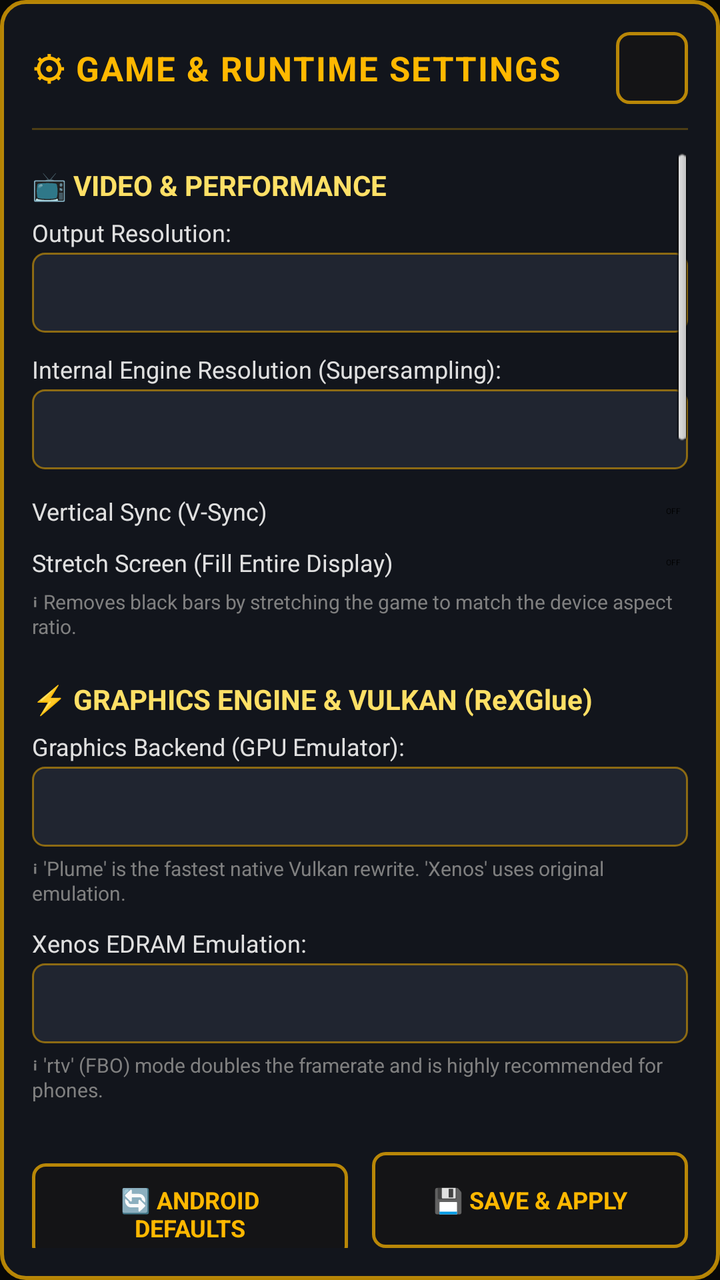
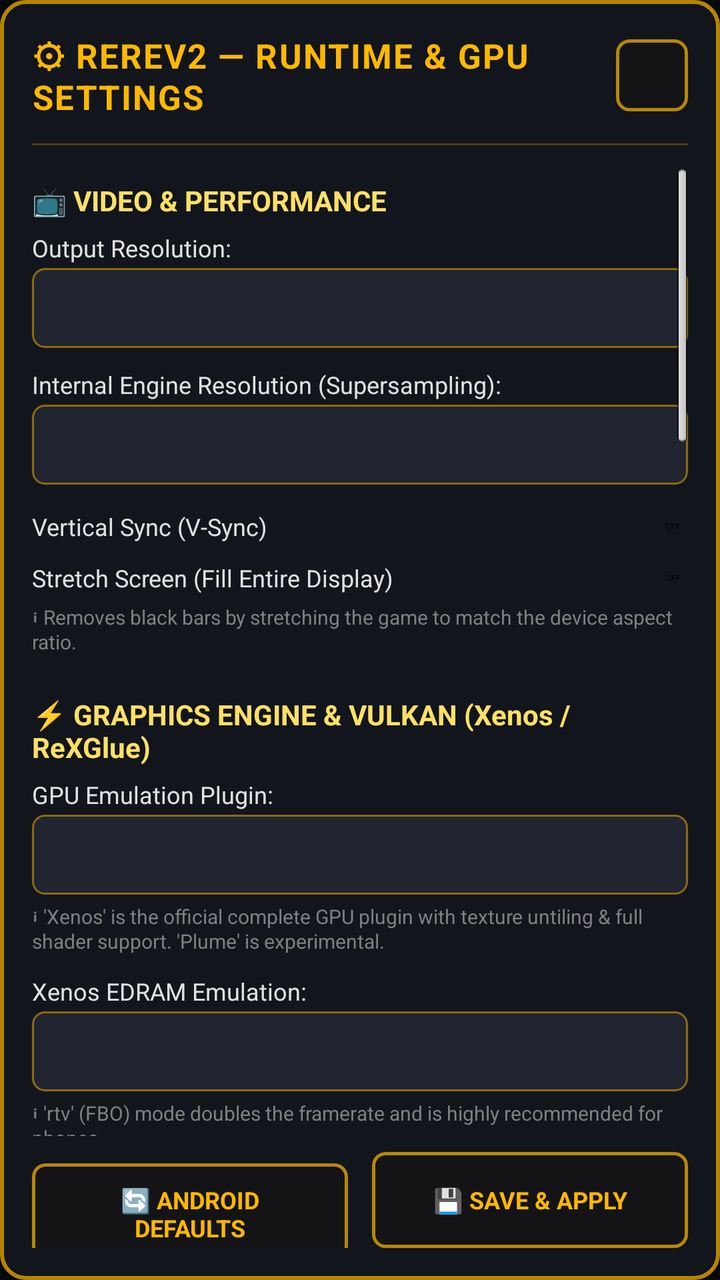

Before-and-after screenshots of an Android layout around one commit, followed by the original layout XML and the change that was made.
<!-- AndroidManifest.xml: application theme Theme.NFSMW.Title -->
<!-- res/layout/dialog_settings.xml -->
<?xml version="1.0" encoding="utf-8"?>
<LinearLayout xmlns:android="http://schemas.android.com/apk/res/android"
    android:layout_width="match_parent"
    android:layout_height="match_parent"
    android:orientation="vertical"
    android:background="@drawable/dialog_settings_bg"
    android:padding="16dp">

    
    <LinearLayout
        android:layout_width="match_parent"
        android:layout_height="wrap_content"
        android:orientation="horizontal"
        android:gravity="center_vertical"
        android:paddingBottom="12dp">

        <TextView
            android:layout_width="0dp"
            android:layout_height="wrap_content"
            android:layout_weight="1"
            android:text="⚙ GAME &amp; RUNTIME SETTINGS"
            android:textColor="@color/nfsmw_amber"
            android:textSize="17sp"
            android:textStyle="bold"
            android:letterSpacing="0.04" />

        <Button
            android:id="@+id/btn_close_settings"
            android:layout_width="36dp"
            android:layout_height="36dp"
            android:background="@drawable/rom_button_bg"
            android:text="✕"
            android:textColor="@color/nfsmw_amber"
            android:textSize="14sp"
            android:textStyle="bold" />
    </LinearLayout>

    <View
        android:layout_width="match_parent"
        android:layout_height="1dp"
        android:background="#40FFB800"
        android:layout_marginBottom="10dp" />

    
    <ScrollView
        android:layout_width="match_parent"
        android:layout_height="0dp"
        android:layout_weight="1"
        android:fillViewport="true">

        <LinearLayout
            android:layout_width="match_parent"
            android:layout_height="wrap_content"
            android:orientation="vertical"
            android:paddingBottom="16dp">

            
            
            
            <TextView
                android:layout_width="wrap_content"
                android:layout_height="wrap_content"
                android:text="📺 VIDEO &amp; PERFORMANCE"
                android:textColor="@color/nfsmw_amber_light"
                android:textSize="14sp"
                android:textStyle="bold"
                android:layout_marginTop="8dp"
                android:layout_marginBottom="6dp" />

            
            <TextView
                android:layout_width="wrap_content"
                android:layout_height="wrap_content"
                android:text="Output Resolution:"
                android:textColor="#E0E0E0"
                android:textSize="12sp"
                android:layout_marginBottom="2dp" />

            <Spinner
                android:id="@+id/sp_resolution"
                android:layout_width="match_parent"
                android:layout_height="40dp"
                android:background="@drawable/spinner_bg"
                android:layout_marginBottom="10dp" />

            
            <TextView
                android:layout_width="wrap_content"
                android:layout_height="wrap_content"
                android:text="Internal Engine Resolution (Supersampling):"
                android:textColor="#E0E0E0"
                android:textSize="12sp"
                android:layout_marginBottom="2dp" />

            <Spinner
                android:id="@+id/sp_resolution_scale"
                android:layout_width="match_parent"
                android:layout_height="40dp"
                android:background="@drawable/spinner_bg"
                android:layout_marginBottom="10dp" />

            
            <LinearLayout
                android:layout_width="match_parent"
                android:layout_height="wrap_content"
                android:orientation="horizontal"
                android:gravity="center_vertical"
                android:layout_marginBottom="4dp">

                <TextView
                    android:layout_width="0dp"
                    android:layout_height="wrap_content"
                    android:layout_weight="1"
                    android:text="Vertical Sync (V-Sync)"
                    android:textColor="#E0E0E0"
                    android:textSize="12sp" />

                <Switch
                    android:id="@+id/sw_vsync"
                    android:layout_width="wrap_content"
                    android:layout_height="wrap_content" />
            </LinearLayout>

            
            <LinearLayout
                android:layout_width="match_parent"
                android:layout_height="wrap_content"
                android:orientation="horizontal"
                android:gravity="center_vertical"
                android:layout_marginBottom="2dp">

                <TextView
                    android:layout_width="0dp"
                    android:layout_height="wrap_content"
                    android:layout_weight="1"
                    android:text="Stretch Screen (Fill Entire Display)"
                    android:textColor="#E0E0E0"
                    android:textSize="12sp" />

                <Switch
                    android:id="@+id/sw_stretch_screen"
                    android:layout_width="wrap_content"
                    android:layout_height="wrap_content" />
            </LinearLayout>

            <TextView
                android:layout_width="match_parent"
                android:layout_height="wrap_content"
                android:text="ℹ Removes black bars by stretching the game to match the device aspect ratio."
                android:textColor="#808080"
                android:textSize="10sp"
                android:layout_marginBottom="12dp" />

            
            
            
            <TextView
                android:layout_width="wrap_content"
                android:layout_height="wrap_content"
                android:text="⚡ GRAPHICS ENGINE &amp; VULKAN (ReXGlue)"
                android:textColor="@color/nfsmw_amber_light"
                android:textSize="14sp"
                android:textStyle="bold"
                android:layout_marginTop="8dp"
                android:layout_marginBottom="6dp" />

            
            <TextView
                android:layout_width="wrap_content"
                android:layout_height="wrap_content"
                android:text="Graphics Backend (GPU Emulator):"
                android:textColor="#E0E0E0"
                android:textSize="12sp"
                android:layout_marginBottom="2dp" />

            <Spinner
                android:id="@+id/sp_gpu_plugin"
                android:layout_width="match_parent"
                android:layout_height="40dp"
                android:background="@drawable/spinner_bg"
                android:layout_marginBottom="4dp" />

            <TextView
                android:layout_width="match_parent"
                android:layout_height="wrap_content"
                android:text="ℹ 'Plume' is the fastest native Vulkan rewrite. 'Xenos' uses original emulation."
                android:textColor="#808080"
                android:textSize="10sp"
                android:layout_marginBottom="10dp" />

            
            <TextView
                android:layout_width="wrap_content"
                android:layout_height="wrap_content"
                android:text="Xenos EDRAM Emulation:"
                android:textColor="#E0E0E0"
                android:textSize="12sp"
                android:layout_marginBottom="2dp" />

            <Spinner
                android:id="@+id/sp_edram_path"
                android:layout_width="match_parent"
                android:layout_height="40dp"
                android:background="@drawable/spinner_bg"
                android:layout_marginBottom="4dp" />

            <TextView
                android:layout_width="match_parent"
                android:layout_height="wrap_content"
                android:text="ℹ 'rtv' (FBO) mode doubles the framerate and is highly recommended for phones."
                android:textColor="#808080"
                android:textSize="10sp"
                android:layout_marginBottom="10dp" />

            
            <LinearLayout
                android:layout_width="match_parent"
                android:layout_height="wrap_content"
                android:orientation="horizontal"
                android:gravity="center_vertical"
                android:layout_marginBottom="2dp">

                <TextView
                    android:layout_width="0dp"
                    android:layout_height="wrap_content"
                    android:layout_weight="1"
                    android:text="Asynchronous Shader Compilation"
                    android:textColor="#E0E0E0"
                    android:textSize="12sp" />

                <Switch
                    android:id="@+id/sw_async_shaders"
                    android:layout_width="wrap_content"
                    android:layout_height="wrap_content" />
            </LinearLayout>

            <TextView
                android:layout_width="match_parent"
                android:layout_height="wrap_content"
                android:text="ℹ Compiles pipelines in the background to reduce stuttering in-game."
                android:textColor="#808080"
                android:textSize="10sp"
                android:layout_marginBottom="8dp" />

            
            <LinearLayout
                android:layout_width="match_parent"
                android:layout_height="wrap_content"
                android:orientation="horizontal"
                android:gravity="center_vertical"
                android:layout_marginBottom="2dp">

                <TextView
                    android:layout_width="0dp"
                    android:layout_height="wrap_content"
                    android:layout_weight="1"
                    android:text="Skip Frames with Incomplete Shaders"
                    android:textColor="#E0E0E0"
                    android:textSize="12sp" />

                <Switch
                    android:id="@+id/sw_async_skip"
                    android:layout_width="wrap_content"
                    android:layout_height="wrap_content" />
            </LinearLayout>

            <TextView
                android:layout_width="match_parent"
                android:layout_height="wrap_content"
                android:text="ℹ Avoids sudden FPS drops when new effects are compiled on the track."
                android:textColor="#808080"
                android:textSize="10sp"
                android:layout_marginBottom="10dp" />

            
            <TextView
                android:layout_width="wrap_content"
                android:layout_height="wrap_content"
                android:text="Vulkan Compilation Threads (Pipelines):"
                android:textColor="#E0E0E0"
                android:textSize="12sp"
                android:layout_marginBottom="2dp" />

            <Spinner
                android:id="@+id/sp_pipeline_threads"
                android:layout_width="match_parent"
                android:layout_height="40dp"
                android:background="@drawable/spinner_bg"
                android:layout_marginBottom="4dp" />

            <TextView
                android:layout_width="match_parent"
                android:layout_height="wrap_content"
                android:text="ℹ 2 Threads saves battery and reduces heat; 4 Threads compiles faster."
                android:textColor="#808080"
                android:textSize="10sp"
                android:layout_marginBottom="10dp" />

            
            <TextView
                android:layout_width="wrap_content"
                android:layout_height="wrap_content"
                android:text="Texture Cache Memory Limit:"
                android:textColor="#E0E0E0"
                android:textSize="12sp"
                android:layout_marginBottom="2dp" />

            <Spinner
                android:id="@+id/sp_texture_cache_limit"
                android:layout_width="match_parent"
                android:layout_height="40dp"
                android:background="@drawable/spinner_bg"
                android:layout_marginBottom="4dp" />

            <TextView
                android:layout_width="match_parent"
                android:layout_height="wrap_content"
                android:text="ℹ 256MB or 384MB prevents forced closes due to low RAM on 4GB–6GB Android phones."
                android:textColor="#808080"
                android:textSize="10sp"
                android:layout_marginBottom="10dp" />

            
            <LinearLayout
                android:layout_width="match_parent"
                android:layout_height="wrap_content"
                android:orientation="horizontal"
                android:gravity="center_vertical"
                android:layout_marginBottom="2dp">

                <TextView
                    android:layout_width="0dp"
                    android:layout_height="wrap_content"
                    android:layout_weight="1"
                    android:text="Optimize 3D Textures to 2D (gpu_3d_to_2d)"
                    android:textColor="#E0E0E0"
                    android:textSize="12sp" />

                <Switch
                    android:id="@+id/sw_gpu_3d_to_2d"
                    android:layout_width="wrap_content"
                    android:layout_height="wrap_content" />
            </LinearLayout>

            <TextView
                android:layout_width="match_parent"
                android:layout_height="wrap_content"
                android:text="ℹ Saves graphics memory bandwidth on Adreno and Mali mobile GPUs."
                android:textColor="#808080"
                android:textSize="10sp"
                android:layout_marginBottom="8dp" />

            
            <LinearLayout
                android:layout_width="match_parent"
                android:layout_height="wrap_content"
                android:orientation="horizontal"
                android:gravity="center_vertical"
                android:layout_marginBottom="2dp">

                <TextView
                    android:layout_width="0dp"
                    android:layout_height="wrap_content"
                    android:layout_weight="1"
                    android:text="Post-Processing Effects / Bloom (readback_resolve)"
                    android:textColor="#E0E0E0"
                    android:textSize="12sp" />

                <Switch
                    android:id="@+id/sw_readback_resolve"
                    android:layout_width="wrap_content"
                    android:layout_height="wrap_content" />
            </LinearLayout>

            <TextView
                android:layout_width="match_parent"
                android:layout_height="wrap_content"
                android:text="ℹ Disabling this greatly reduces GPU load and increases FPS on Android."
                android:textColor="#808080"
                android:textSize="10sp"
                android:layout_marginBottom="10dp" />

            
            <TextView
                android:layout_width="wrap_content"
                android:layout_height="wrap_content"
                android:text="Anisotropic Filtering (Road Sharpness):"
                android:textColor="#E0E0E0"
                android:textSize="12sp"
                android:layout_marginBottom="2dp" />

            <Spinner
                android:id="@+id/sp_anisotropic"
                android:layout_width="match_parent"
                android:layout_height="40dp"
                android:background="@drawable/spinner_bg"
                android:layout_marginBottom="10dp" />

            
            <TextView
                android:layout_width="wrap_content"
                android:layout_height="wrap_content"
                android:text="Anti-Aliasing (FXAA):"
                android:textColor="#E0E0E0"
                android:textSize="12sp"
                android:layout_marginBottom="2dp" />

            <Spinner
                android:id="@+id/sp_antialiasing"
                android:layout_width="match_parent"
                android:layout_height="40dp"
                android:background="@drawable/spinner_bg"
                android:layout_marginBottom="10dp" />

            
            <LinearLayout
                android:layout_width="match_parent"
                android:layout_height="wrap_content"
                android:orientation="horizontal"
                android:gravity="center_vertical"
                android:layout_marginBottom="2dp">

                <TextView
                    android:layout_width="0dp"
                    android:layout_height="wrap_content"
                    android:layout_weight="1"
                    android:text="Native MSAA 2x (Geometry Anti-Aliasing)"
                    android:textColor="#E0E0E0"
                    android:textSize="12sp" />

                <Switch
                    android:id="@+id/sw_native_msaa"
                    android:layout_width="wrap_content"
                    android:layout_height="wrap_content" />
            </LinearLayout>

            <TextView
                android:layout_width="match_parent"
                android:layout_height="wrap_content"
                android:text="ℹ Polygon smoothing. Keep disabled on mid-range phones."
                android:textColor="#808080"
                android:textSize="10sp"
                android:layout_marginBottom="12dp" />

            
            
            
            <TextView
                android:layout_width="wrap_content"
                android:layout_height="wrap_content"
                android:text="🔊 AUDIO &amp; CONTROLS"
                android:textColor="@color/nfsmw_amber_light"
                android:textSize="14sp"
                android:textStyle="bold"
                android:layout_marginTop="8dp"
                android:layout_marginBottom="6dp" />

            <LinearLayout
                android:layout_width="match_parent"
                android:layout_height="wrap_content"
                android:orientation="horizontal"
                android:gravity="center_vertical"
                android:layout_marginBottom="8dp">

                <TextView
                    android:layout_width="0dp"
                    android:layout_height="wrap_content"
                    android:layout_weight="1"
                    android:text="Mute All Game Audio"
                    android:textColor="#E0E0E0"
                    android:textSize="12sp" />

                <Switch
                    android:id="@+id/sw_audio_mute"
                    android:layout_width="wrap_content"
                    android:layout_height="wrap_content" />
            </LinearLayout>

            <LinearLayout
                android:layout_width="match_parent"
                android:layout_height="wrap_content"
                android:orientation="horizontal"
                android:gravity="center_vertical"
                android:layout_marginBottom="12dp">

                <TextView
                    android:layout_width="0dp"
                    android:layout_height="wrap_content"
                    android:layout_weight="1"
                    android:text="Enable Physical Keyboard &amp; Mouse Input"
                    android:textColor="#E0E0E0"
                    android:textSize="12sp" />

                <Switch
                    android:id="@+id/sw_mnk_mode"
                    android:layout_width="wrap_content"
                    android:layout_height="wrap_content" />
            </LinearLayout>

            
            
            
            <TextView
                android:layout_width="wrap_content"
                android:layout_height="wrap_content"
                android:text="🏎️ GAME &amp; SYSTEM"
                android:textColor="@color/nfsmw_amber_light"
                android:textSize="14sp"
                android:textStyle="bold"
                android:layout_marginTop="8dp"
                android:layout_marginBottom="6dp" />

            <LinearLayout
                android:layout_width="match_parent"
                android:layout_height="wrap_content"
                android:orientation="horizontal"
                android:gravity="center_vertical"
                android:layout_marginBottom="8dp">

                <TextView
                    android:layout_width="0dp"
                    android:layout_height="wrap_content"
                    android:layout_weight="1"
                    android:text="Unlock Black Edition Content (Bonus Cars)"
                    android:textColor="#E0E0E0"
                    android:textSize="12sp" />

                <Switch
                    android:id="@+id/sw_black_edition"
                    android:layout_width="wrap_content"
                    android:layout_height="wrap_content" />
            </LinearLayout>

            <LinearLayout
                android:layout_width="match_parent"
                android:layout_height="wrap_content"
                android:orientation="horizontal"
                android:gravity="center_vertical"
                android:layout_marginBottom="8dp">

                <TextView
                    android:layout_width="0dp"
                    android:layout_height="wrap_content"
                    android:layout_weight="1"
                    android:text="Xbox Live Gold Account Privileges"
                    android:textColor="#E0E0E0"
                    android:textSize="12sp" />

                <Switch
                    android:id="@+id/sw_grant_privileges"
                    android:layout_width="wrap_content"
                    android:layout_height="wrap_content" />
            </LinearLayout>

            <TextView
                android:layout_width="wrap_content"
                android:layout_height="wrap_content"
                android:text="Player Gamertag:"
                android:textColor="#E0E0E0"
                android:textSize="12sp"
                android:layout_marginBottom="2dp" />

            <EditText
                android:id="@+id/et_gamertag"
                android:layout_width="match_parent"
                android:layout_height="40dp"
                android:background="@drawable/spinner_bg"
                android:textColor="#FFFFFF"
                android:textSize="13sp"
                android:paddingHorizontal="12dp"
                android:singleLine="true"
                android:layout_marginBottom="10dp" />

            <TextView
                android:layout_width="wrap_content"
                android:layout_height="wrap_content"
                android:text="Runtime Log Level:"
                android:textColor="#E0E0E0"
                android:textSize="12sp"
                android:layout_marginBottom="2dp" />

            <Spinner
                android:id="@+id/sp_log_level"
                android:layout_width="match_parent"
                android:layout_height="40dp"
                android:background="@drawable/spinner_bg"
                android:layout_marginBottom="4dp" />

            <TextView
                android:layout_width="match_parent"
                android:layout_height="wrap_content"
                android:text="ℹ 'Error (Performance)' disables unnecessary logs, reducing I/O overhead on Android."
                android:textColor="#808080"
                android:textSize="10sp"
                android:layout_marginBottom="10dp" />

            <TextView
                android:id="@+id/tv_speed_label"
                android:layout_width="wrap_content"
                android:layout_height="wrap_content"
                android:text="Simulation Speed: 100%"
                android:textColor="#E0E0E0"
                android:textSize="12sp"
                android:layout_marginBottom="4dp" />

            <SeekBar
                android:id="@+id/sb_game_speed"
                android:layout_width="match_parent"
                android:layout_height="wrap_content"
                android:max="200"
                android:progress="100"
                android:layout_marginBottom="12dp" />

            
            
            
            <TextView
                android:layout_width="wrap_content"
                android:layout_height="wrap_content"
                android:text="🎮 VULKAN DRIVER (TURNIP / MESA)"
                android:textColor="@color/nfsmw_amber_light"
                android:textSize="14sp"
                android:textStyle="bold"
                android:layout_marginTop="8dp"
                android:layout_marginBottom="6dp" />

            <TextView
                android:id="@+id/tv_turnip_status"
                android:layout_width="match_parent"
                android:layout_height="wrap_content"
                android:text="● Driver: using system (default)"
                android:textColor="#A0A0A0"
                android:textSize="12sp"
                android:layout_marginBottom="4dp" />

            <TextView
                android:layout_width="match_parent"
                android:layout_height="wrap_content"
                android:text="ℹ Install Turnip/Mesa to enable Vulkan 1.3+, shaderInt64 and BDA — essential for Adreno GPUs whose stock driver does not expose these features."
                android:textColor="#808080"
                android:textSize="10sp"
                android:layout_marginBottom="8dp" />

            <LinearLayout
                android:layout_width="match_parent"
                android:layout_height="wrap_content"
                android:orientation="horizontal"
                android:layout_marginBottom="4dp">

                <Button
                    android:id="@+id/btn_install_turnip"
                    android:layout_width="0dp"
                    android:layout_height="40dp"
                    android:layout_weight="1"
                    android:layout_marginEnd="6dp"
                    android:background="@drawable/rom_button_bg"
                    android:text="📦 INSTALL (ZIP)"
                    android:textColor="@color/nfsmw_amber"
                    android:textSize="12sp"
                    android:textStyle="bold" />

                <Button
                    android:id="@+id/btn_remove_turnip"
                    android:layout_width="0dp"
                    android:layout_height="40dp"
                    android:layout_weight="1"
                    android:layout_marginStart="6dp"
                    android:background="@drawable/rom_button_bg"
                    android:text="🗑 REMOVE"
                    android:textColor="#FF5252"
                    android:textSize="12sp"
                    android:textStyle="bold" />
            </LinearLayout>

            <TextView
                android:layout_width="match_parent"
                android:layout_height="wrap_content"
                android:text="Download from: github.com/K11MCH1/AdrenoToolsDrivers — Adreno 6xx (650) or 7xx (730)"
                android:textColor="#606060"
                android:textSize="10sp"
                android:layout_marginBottom="8dp" />

        </LinearLayout>
    </ScrollView>

    
    <LinearLayout
        android:layout_width="match_parent"
        android:layout_height="wrap_content"
        android:orientation="horizontal"
        android:layout_marginTop="8dp">

        <Button
            android:id="@+id/btn_reset_defaults"
            android:layout_width="0dp"
            android:layout_height="48dp"
            android:layout_weight="1"
            android:layout_marginEnd="6dp"
            android:background="@drawable/rom_button_bg"
            android:text="🔄 ANDROID DEFAULTS"
            android:textColor="@color/nfsmw_amber"
            android:textSize="12sp"
            android:textStyle="bold" />

        <Button
            android:id="@+id/btn_save_settings"
            android:layout_width="0dp"
            android:layout_height="48dp"
            android:layout_weight="1"
            android:layout_marginStart="6dp"
            android:background="@drawable/rom_button_bg"
            android:text="💾 SAVE &amp; APPLY"
            android:textColor="@color/nfsmw_amber"
            android:textSize="12sp"
            android:textStyle="bold" />
    </LinearLayout>

</LinearLayout>
<!-- resources referenced by this layout -->
<resources>
  <color name="nfsmw_amber">#FFB800</color>
  <color name="nfsmw_amber_light">#FFE066</color>
  <!-- drawable dialog_settings_bg (drawable) -->
  <?xml version="1.0" encoding="utf-8"?>
  <shape xmlns:android="http://schemas.android.com/apk/res/android"
      android:shape="rectangle">
      <solid android:color="#F014171E" />
      <stroke
          android:width="2dp"
          android:color="#B3FFB800" />
      <corners android:radius="12dp" />
      <padding
          android:left="16dp"
          android:top="16dp"
          android:right="16dp"
          android:bottom="16dp" />
  </shape>
  <!-- drawable rom_button_bg (drawable) -->
  <?xml version="1.0" encoding="utf-8"?>
  <ripple xmlns:android="http://schemas.android.com/apk/res/android"
      android:color="#40FFB800">
      <item>
          <shape android:shape="rectangle">
              <solid android:color="#CC141414" />
              <stroke
                  android:width="1.5dp"
                  android:color="#B3FFB800" />
              <corners android:radius="6dp" />
              <padding
                  android:left="18dp"
                  android:top="10dp"
                  android:right="18dp"
                  android:bottom="10dp" />
          </shape>
      </item>
  </ripple>
  <!-- drawable spinner_bg (drawable) -->
  <?xml version="1.0" encoding="utf-8"?>
  <shape xmlns:android="http://schemas.android.com/apk/res/android"
      android:shape="rectangle">
      <solid android:color="#CC242A35" />
      <stroke
          android:width="1dp"
          android:color="#80FFB800" />
      <corners android:radius="6dp" />
      <padding
          android:left="10dp"
          android:top="6dp"
          android:right="10dp"
          android:bottom="6dp" />
  </shape>
  <style name="Theme.NFSMW.Title" parent="@android:style/Theme.NoTitleBar.Fullscreen">
          <item name="android:windowNoTitle">true</item>
          <item name="android:windowFullscreen">true</item>
          <item name="android:windowBackground">@color/nfsmw_black</item>
          <item name="android:statusBarColor">@android:color/transparent</item>
          <item name="android:navigationBarColor">@android:color/transparent</item>
          <item name="android:windowLayoutInDisplayCutoutMode" tools:targetApi="p">shortEdges</item>
      </style>
  <color name="nfsmw_black">#080808</color>
</resources>

<!-- the commit's change to res/layout/dialog_settings.xml (unified diff, before → after) -->
@@ -18,7 +18,7 @@
             android:layout_width="0dp"
             android:layout_height="wrap_content"
             android:layout_weight="1"
-            android:text="⚙ GAME &amp; RUNTIME SETTINGS"
+            android:text="⚙ REREV2 — RUNTIME &amp; GPU SETTINGS"
             android:textColor="@color/nfsmw_amber"
             android:textSize="17sp"
             android:textStyle="bold"
@@ -157,7 +157,7 @@
             <TextView
                 android:layout_width="wrap_content"
                 android:layout_height="wrap_content"
-                android:text="⚡ GRAPHICS ENGINE &amp; VULKAN (ReXGlue)"
+                android:text="⚡ GRAPHICS ENGINE &amp; VULKAN (Xenos / ReXGlue)"
                 android:textColor="@color/nfsmw_amber_light"
                 android:textSize="14sp"
                 android:textStyle="bold"
@@ -168,7 +168,7 @@
             <TextView
                 android:layout_width="wrap_content"
                 android:layout_height="wrap_content"
-                android:text="Graphics Backend (GPU Emulator):"
+                android:text="GPU Emulation Plugin:"
                 android:textColor="#E0E0E0"
                 android:textSize="12sp"
                 android:layout_marginBottom="2dp" />
@@ -183,7 +183,7 @@
             <TextView
                 android:layout_width="match_parent"
                 android:layout_height="wrap_content"
-                android:text="ℹ 'Plume' is the fastest native Vulkan rewrite. 'Xenos' uses original emulation."
+                android:text="ℹ 'Xenos' is the official complete GPU plugin with texture untiling &amp; full shader support. 'Plume' is experimental."
                 android:textColor="#808080"
                 android:textSize="10sp"
                 android:layout_marginBottom="10dp" />
@@ -267,7 +267,7 @@
             <TextView
                 android:layout_width="match_parent"
                 android:layout_height="wrap_content"
-                android:text="ℹ Avoids sudden FPS drops when new effects are compiled on the track."
+                android:text="ℹ Avoids sudden FPS drops when new effects are compiled during gameplay."
                 android:textColor="#808080"
                 android:textSize="10sp"
                 android:layout_marginBottom="10dp" />
@@ -384,7 +384,7 @@
             <TextView
                 android:layout_width="wrap_content"
                 android:layout_height="wrap_content"
-                android:text="Anisotropic Filtering (Road Sharpness):"
+                android:text="Anisotropic Filtering (Texture Sharpness):"
                 android:textColor="#E0E0E0"
                 android:textSize="12sp"
                 android:layout_marginBottom="2dp" />
@@ -503,7 +503,7 @@
             <TextView
                 android:layout_width="wrap_content"
                 android:layout_height="wrap_content"
-                android:text="🏎️ GAME &amp; SYSTEM"
+                android:text="☣️ GAME &amp; SYSTEM"
                 android:textColor="@color/nfsmw_amber_light"
                 android:textSize="14sp"
                 android:textStyle="bold"
@@ -521,12 +521,12 @@
                     android:layout_width="0dp"
                     android:layout_height="wrap_content"
                     android:layout_weight="1"
-                    android:text="Unlock Black Edition Content (Bonus Cars)"
-                    android:textColor="#E0E0E0"
-                    android:textSize="12sp" />
-
-                <Switch
-                    android:id="@+id/sw_black_edition"
+                    android:text="Direct Host Resolve (Fast GPU Memory Copy)"
+                    android:textColor="#E0E0E0"
+                    android:textSize="12sp" />
+
+                <Switch
+                    android:id="@+id/sw_direct_host_resolve"
                     android:layout_width="wrap_content"
                     android:layout_height="wrap_content" />
             </LinearLayout>
